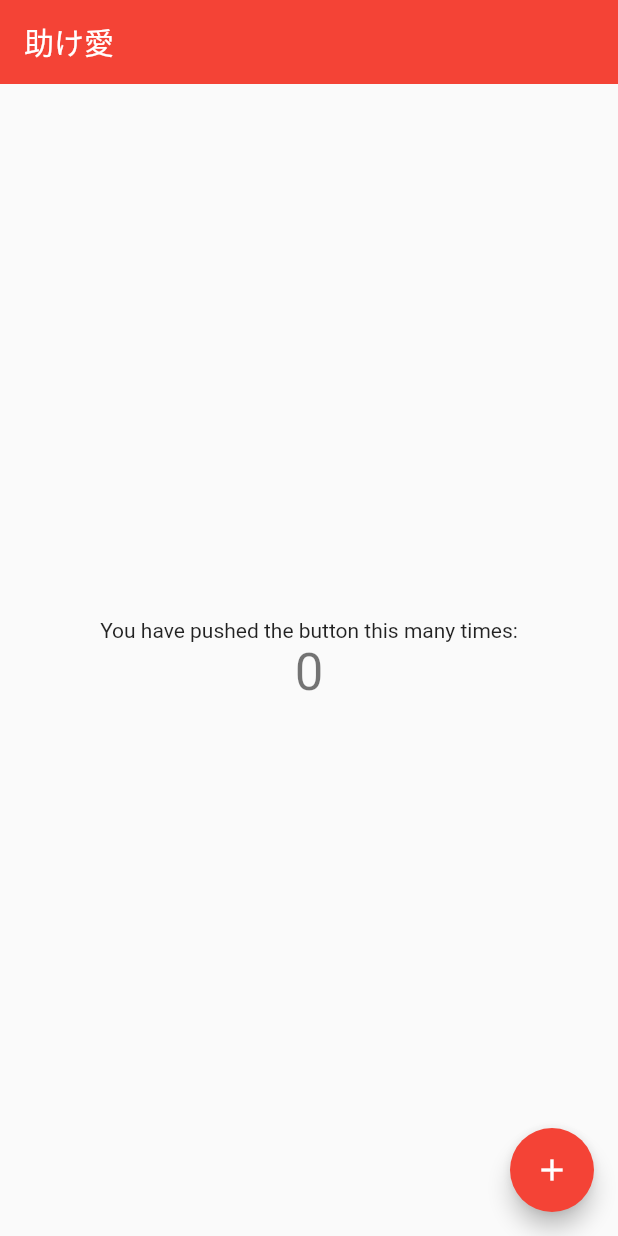
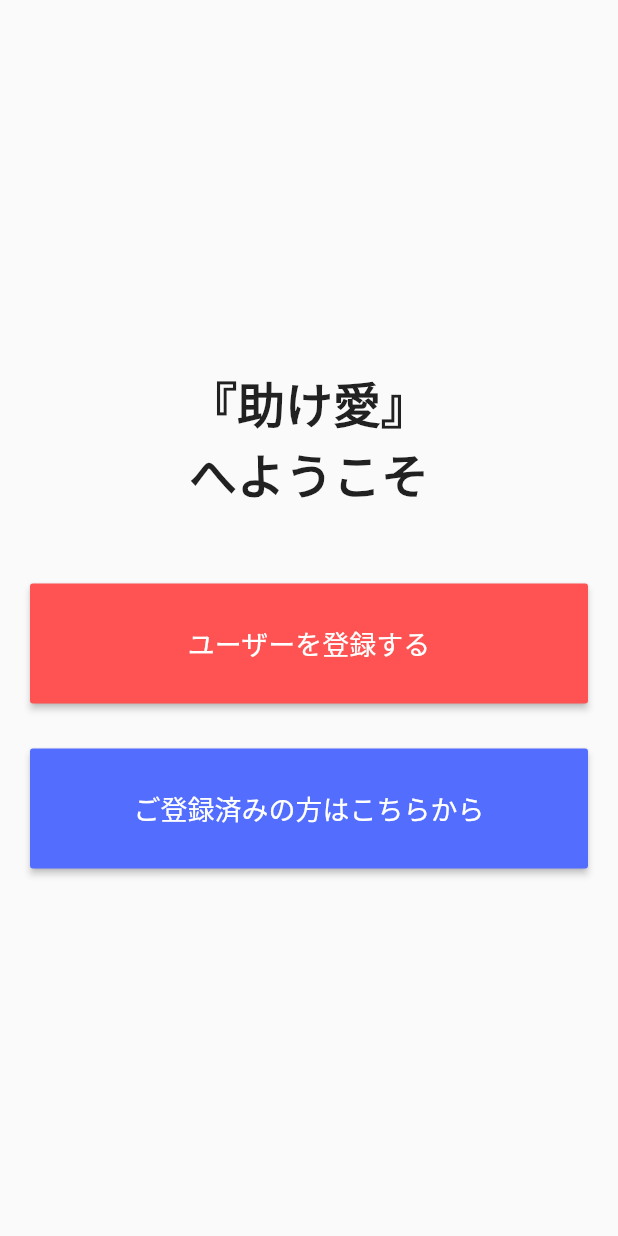
Before and after one commit to KenAra1311/tasuke_ai, a Flutter app: the screen it shows after launch, on a phone screen of 412 x 824 dp. Run offline on Flutter 3.47's test engine with Material 2 defaults, Android fonts, the phone set to English and light mode, and no system bars.

Commit message:
ようこそ（ウェルカム）画面を作成

```diff
--- a/lib/main.dart
+++ b/lib/main.dart
@@ -1,13 +1,15 @@
 import 'package:flutter/material.dart';
+import 'package:tasuke_ai/pages/welcome/welcome_page.dart';
 import 'package:tasuke_ai/pages/splash/splash_page.dart';
 
 void main() {
   runApp(
     MaterialApp(
-      initialRoute: '/splash',
+      initialRoute: '/',
       routes: <String, WidgetBuilder>{
-        '/': (BuildContext context) => MyApp(),
-        '/splash': (BuildContext context) => SplashPage(),
+        '/': (BuildContext context) => SplashPage(),
+        '/welcome': (BuildContext context) => WelcomePage(),
+        '/home': (BuildContext context) => MyApp(),
       },
     ),
   );
--- /dev/null
+++ b/lib/pages/welcome/welcome_page.dart
@@ -0,0 +1,59 @@
+import 'package:flutter/material.dart';
+
+class WelcomePage extends StatelessWidget {
+  @override
+  Widget build(BuildContext context) {
+    return Scaffold(
+      body: _body(context)
+    );
+  }
+
+  Widget _body(BuildContext context) {
+    return Container(
+      margin: EdgeInsets.only(left: 20, right: 20),
+      child: Column(
+        mainAxisAlignment: MainAxisAlignment.center,
+        children: <Widget>[
+          Container(
+            alignment: Alignment.topCenter,
+            margin: EdgeInsets.only(bottom: 50),
+            child: Text(
+              '『助け愛』\nへようこそ',
+              style: TextStyle(
+                fontSize: 32,
+                fontWeight: FontWeight.bold,
+              ),
+            ),
+          ),
+          Container(
+            margin: EdgeInsets.only(bottom: 30),
+            width: double.infinity,
+            height: 80,
+            child: RaisedButton(
+              onPressed: () => Navigator.of(context).pushNamed('/'),
+              color: Colors.redAccent,
+              textColor: Colors.white,
+              child: Text(
+                'ユーザーを登録する',
+                style: TextStyle(fontSize: 18),
+              ),
+            ),
+          ),
+          Container(
+            width: double.infinity,
+            height: 80,
+            child: RaisedButton(
+              onPressed: () => Navigator.of(context).pushNamed('/'),
+              color: Colors.indigoAccent,
+              textColor: Colors.white,
+              child: Text(
+                'ご登録済みの方はこちらから',
+                style: TextStyle(fontSize: 18),
+              ),
+            ),
+          )
+        ],
+      ),
+    );
+  }
+}
--- a/lib/service/splash/splash_service.dart
+++ b/lib/service/splash/splash_service.dart
@@ -8,7 +8,7 @@ class SplashService {
    */
   void setTimer({@required BuildContext context}) {
     Timer(const Duration(seconds: 1), () {
-      Navigator.of(context).pushReplacementNamed('/');
+      Navigator.of(context).pushReplacementNamed('/welcome');
     });
   }
 }
```
